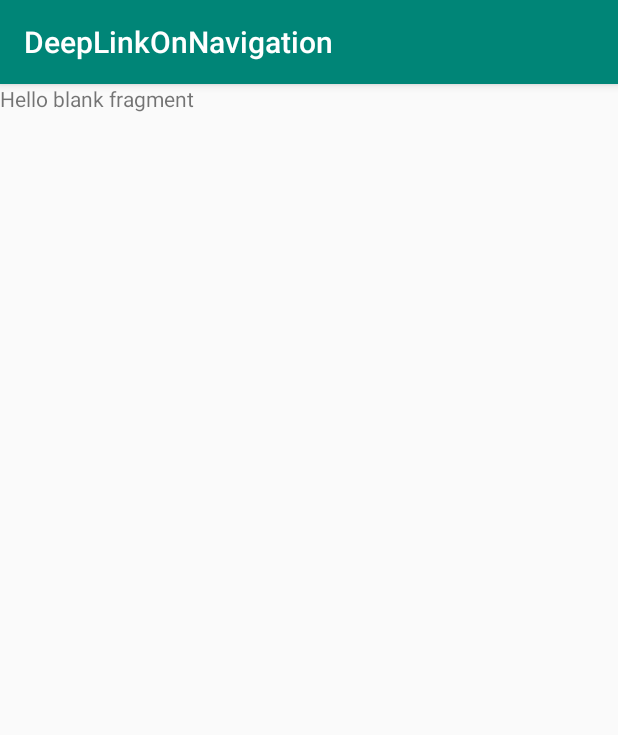
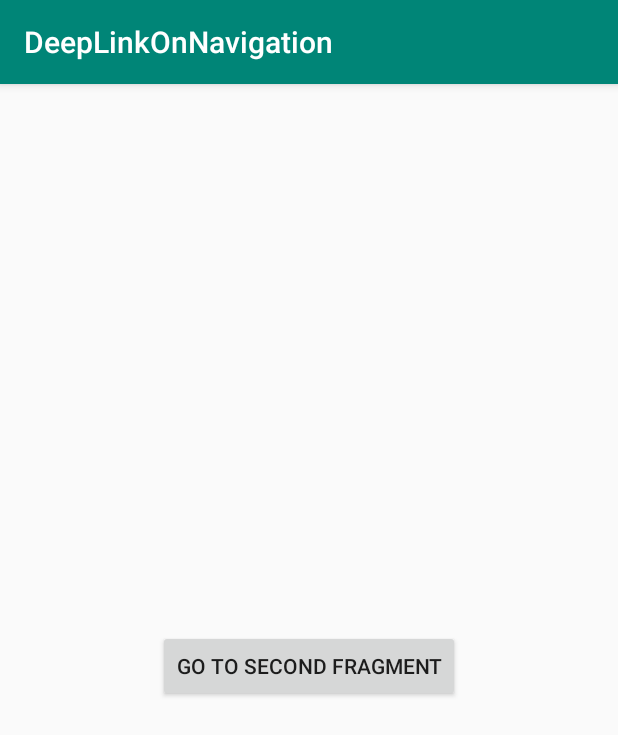
Before and after one commit to swezinlinn/DeepLinkOnNavigation, an Android app: the screen it shows after launch (MainActivity), on a phone screen of 412 x 824 dp. Shown: the top 735 px of the screen. Run offline under Robolectric (Android 15) with nearby library versions, the phone set to English and light mode, and no system bars.

Commit message:
deep link on navigation

```diff
--- a/app/src/main/AndroidManifest.xml
+++ b/app/src/main/AndroidManifest.xml
@@ -1,6 +1,6 @@
 <?xml version="1.0" encoding="utf-8"?>
 <manifest xmlns:android="http://schemas.android.com/apk/res/android"
-          package="com.example.deeplinkonnavigation">
+          xmlns:tools="http://schemas.android.com/tools" package="com.example.deeplinkonnavigation">
 
     <application
             android:allowBackup="true"
@@ -8,13 +8,14 @@
             android:label="@string/app_name"
             android:roundIcon="@mipmap/ic_launcher_round"
             android:supportsRtl="true"
-            android:theme="@style/AppTheme">
+            android:theme="@style/AppTheme" tools:ignore="GoogleAppIndexingWarning">
         <activity android:name=".MainActivity">
             <intent-filter>
                 <action android:name="android.intent.action.MAIN"/>
 
                 <category android:name="android.intent.category.LAUNCHER"/>
             </intent-filter>
+            <nav-graph android:value="@navigation/main"/>
         </activity>
     </application>
 
--- a/app/src/main/java/com/example/deeplinkonnavigation/FirstFragment.kt
+++ b/app/src/main/java/com/example/deeplinkonnavigation/FirstFragment.kt
@@ -1,31 +1,36 @@
 package com.example.deeplinkonnavigation
 
 
+import android.content.Intent
+import android.net.Uri
 import android.os.Bundle
 import androidx.fragment.app.Fragment
 import android.view.LayoutInflater
 import android.view.View
 import android.view.ViewGroup
+import kotlinx.android.synthetic.main.fragment_first.*
 
-
-// TODO: Rename parameter arguments, choose names that match
-// the fragment initialization parameters, e.g. ARG_ITEM_NUMBER
-private const val ARG_PARAM1 = "param1"
-private const val ARG_PARAM2 = "param2"
-
-/**
- * A simple [Fragment] subclass.
- *
- */
 class FirstFragment : Fragment() {
 
     override fun onCreateView(
         inflater: LayoutInflater, container: ViewGroup?,
         savedInstanceState: Bundle?
     ): View? {
-        // Inflate the layout for this fragment
         return inflater.inflate(R.layout.fragment_first, container, false)
     }
 
+    override fun onCreate(savedInstanceState: Bundle?) {
+        super.onCreate(savedInstanceState)
+
+    }
+
+    override fun onActivityCreated(savedInstanceState: Bundle?) {
+        super.onActivityCreated(savedInstanceState)
+        txv_go_to_second.setOnClickListener {
+            val openURL = Intent(Intent.ACTION_VIEW)
+            openURL.data = Uri.parse("http://www.example.com/users")
+            startActivity(openURL)
+        }
+    }
 
 }
--- a/app/src/main/res/layout/fragment_first.xml
+++ b/app/src/main/res/layout/fragment_first.xml
@@ -1,14 +1,18 @@
 <?xml version="1.0" encoding="utf-8"?>
-<FrameLayout xmlns:android="http://schemas.android.com/apk/res/android"
-             xmlns:tools="http://schemas.android.com/tools"
+<androidx.constraintlayout.widget.ConstraintLayout xmlns:android="http://schemas.android.com/apk/res/android"
+                                                   xmlns:app="http://schemas.android.com/apk/res-auto" xmlns:tools="http://schemas.android.com/tools"
              android:layout_width="match_parent"
              android:layout_height="match_parent"
              tools:context=".FirstFragment">
 
     <!-- TODO: Update blank fragment layout -->
-    <TextView
-            android:layout_width="match_parent"
-            android:layout_height="match_parent"
-            android:text="@string/hello_blank_fragment"/>
+    <Button
+            android:id="@+id/txv_go_to_second"
+            android:layout_width="wrap_content"
+            android:layout_height="wrap_content"
+            android:text="@string/hello_blank_fragment" app:layout_constraintBottom_toBottomOf="parent"
+            android:layout_marginTop="8dp" app:layout_constraintTop_toTopOf="parent"
+            app:layout_constraintEnd_toEndOf="parent" android:layout_marginEnd="8dp"
+            app:layout_constraintStart_toStartOf="parent" android:layout_marginStart="8dp"/>
 
-</FrameLayout>
+</androidx.constraintlayout.widget.ConstraintLayout>
--- a/app/src/main/res/navigation/main.xml
+++ b/app/src/main/res/navigation/main.xml
@@ -8,4 +8,12 @@
               android:name="com.example.deeplinkonnavigation.FirstFragment"
               android:label="fragment_first"
               tools:layout="@layout/fragment_first"/>
+
+    <fragment android:id="@+id/secondFragment"
+              android:name="com.example.deeplinkonnavigation.SecondFragment"
+              android:label="fragment_second"
+              tools:layout="@layout/fragment_second">
+        <deepLink app:uri="http://www.example.com/users"/>
+    </fragment>
+
 </navigation>
--- a/app/src/main/res/values/strings.xml
+++ b/app/src/main/res/values/strings.xml
@@ -2,5 +2,5 @@
     <string name="app_name">DeepLinkOnNavigation</string>
 
     <!-- TODO: Remove or change this placeholder text -->
-    <string name="hello_blank_fragment">Hello blank fragment</string>
+    <string name="hello_blank_fragment">Go To Second Fragment</string>
 </resources>
--- a/build.gradle
+++ b/build.gradle
@@ -8,8 +8,9 @@ buildscript {
 
     }
     dependencies {
-        classpath 'com.android.tools.build:gradle:3.4.0'
+        classpath 'com.android.tools.build:gradle:3.4.1'
         classpath "org.jetbrains.kotlin:kotlin-gradle-plugin:$kotlin_version"
+        classpath 'com.google.gms:google-services:4.3.0'
         // NOTE: Do not place your application dependencies here; they belong
         // in the individual module build.gradle files
     }
```
Also changed, not shown: app/build.gradle (+6 -2 lines), app/src/main/java/com/example/deeplinkonnavigation/SecondFragment.kt (added, +22 -0 lines), app/src/main/res/layout/fragment_second.xml (added, +14 -0 lines), 2 other files.
